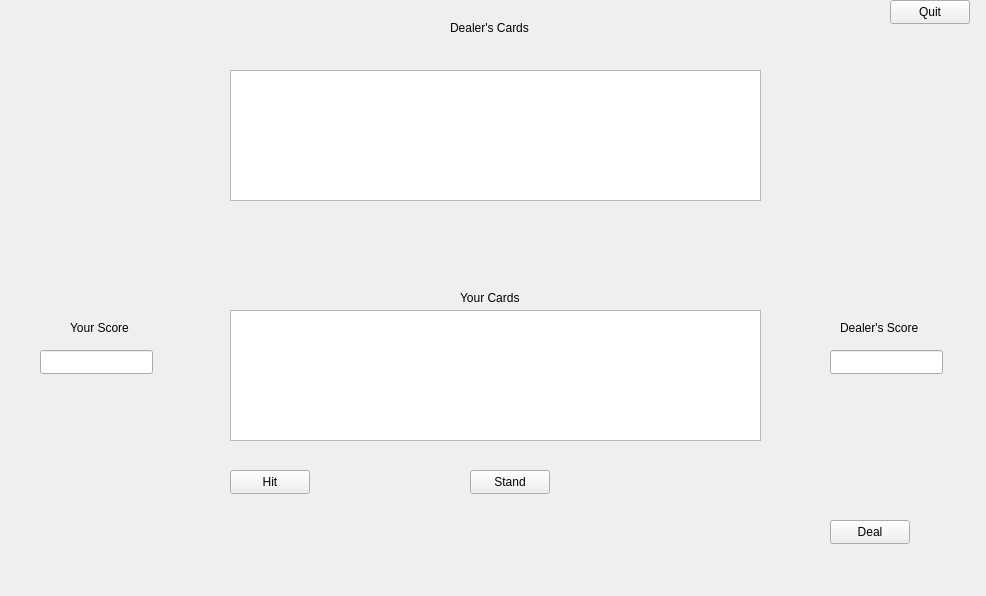
Qt form mainwindow.ui (ORGelling/CardGameUI) before a commit.
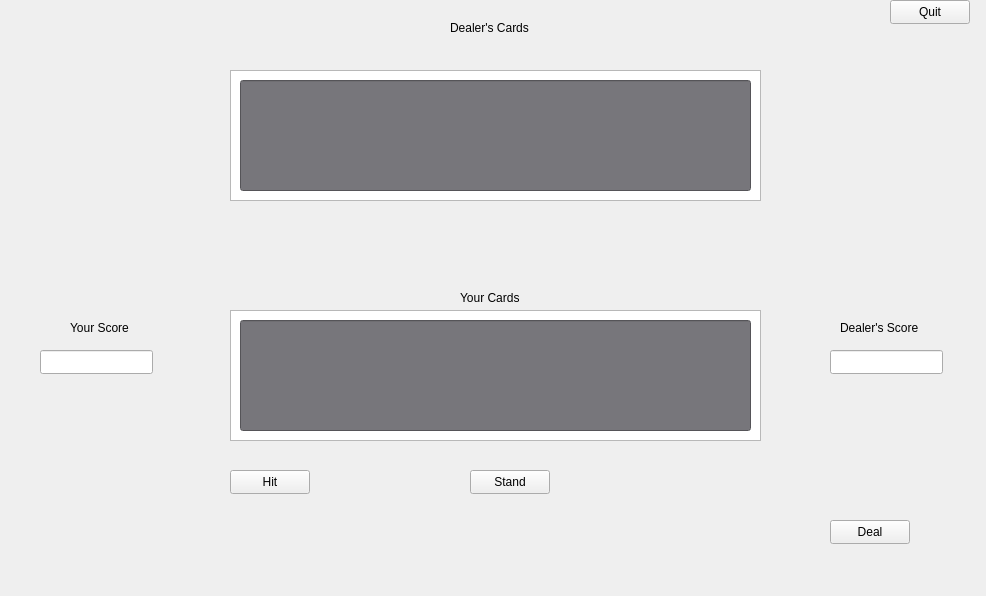
The same form after that commit.

The edit to the form file:
```diff
--- a/mainwindow.ui
+++ b/mainwindow.ui
@@ -13,6 +13,11 @@
   <property name="windowTitle">
    <string>MainWindow</string>
   </property>
+  <property name="styleSheet">
+   <string notr="true">QMainWindow {
+    color: black;
+}</string>
+  </property>
   <widget class="QWidget" name="centralwidget">
    <widget class="QPushButton" name="buttonHit">
     <property name="geometry">
@@ -158,6 +163,39 @@
      </rect>
     </property>
    </widget>
+   <widget class="QLineEdit" name="viewTextPlayer">
+    <property name="geometry">
+     <rect>
+      <x>240</x>
+      <y>320</y>
+      <width>511</width>
+      <height>111</height>
+     </rect>
+    </property>
+    <property name="styleSheet">
+     <string notr="true">QLineEdit {
+    background-color: rgb(119, 118, 123);
+    color: rgb(0, 0, 0);
+	font: 700 italic 44pt &quot;Z003&quot;;
+}</string>
+    </property>
+   </widget>
+   <widget class="QLineEdit" name="viewTextDealer">
+    <property name="geometry">
+     <rect>
+      <x>240</x>
+      <y>80</y>
+      <width>511</width>
+      <height>111</height>
+     </rect>
+    </property>
+    <property name="styleSheet">
+     <string notr="true">QLineEdit {
+	font: 700 italic 44pt &quot;Z003&quot;;
+    background-color: rgb(119, 118, 123);
+}</string>
+    </property>
+   </widget>
   </widget>
  </widget>
  <resources/>
```
